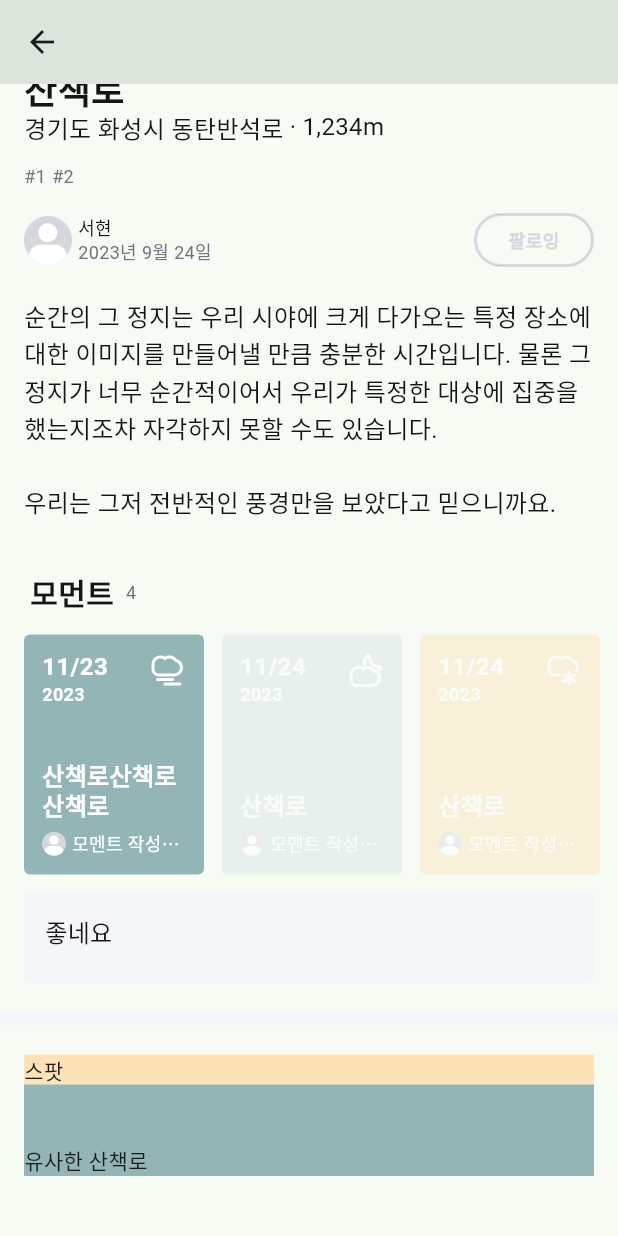
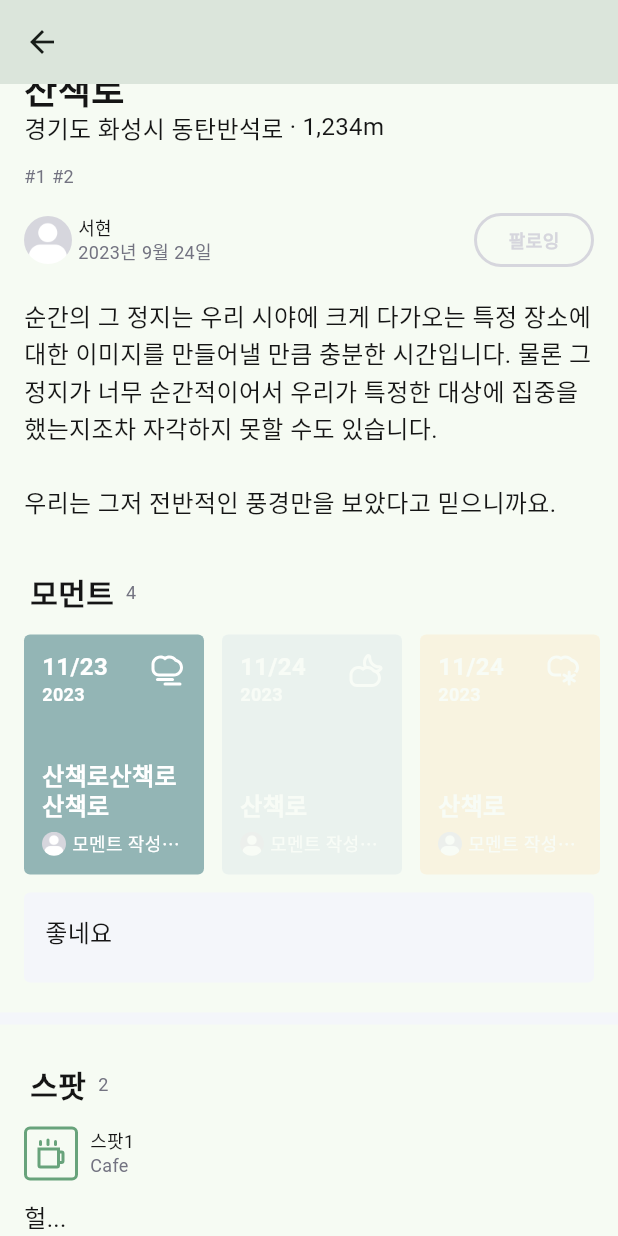
Before and after one commit to Naemansan/naemansan-hybird, a Flutter app: the TrailDetailScreen screen opened directly, scrolled down 211 dp, on a phone screen of 412 x 824 dp. Run offline on Flutter 3.47's test engine with Material 2 defaults, Android fonts, the phone set to English and light mode, and no system bars; our stand-ins replace flutter_dotenv, flutter_native_splash, flutter_svg, geolocator, get; missing offline and left inert: naver_map_plugin; accounts and stored records are empty.

Commit message:
:sparkles: Feat: TrailDetail SpotList
스팟 리스트입니다...

```diff
--- /dev/null
+++ b/lib/models/spot_model.dart
@@ -0,0 +1,11 @@
+class SpotModel {
+  final String name;
+  final String category;
+
+  // ignore: prefer_typing_uninitialized_variables
+  final thumbnail;
+
+  final String content;
+
+  SpotModel(this.name, this.category, this.thumbnail, this.content);
+}
--- a/lib/models/trail_detail_model.dart
+++ b/lib/models/trail_detail_model.dart
@@ -1,4 +1,5 @@
 import 'package:naemansan/models/moment_model.dart';
+import 'package:naemansan/models/spot_model.dart';
 
 class TrailDetailModel {
   final String name;
@@ -13,6 +14,9 @@ class TrailDetailModel {
   final String date;
 
   final List<MomentModel> momnetList;
+
+  final List<SpotModel> spotList;
+
   TrailDetailModel(this.name, this.location, this.distance, this.tags,
-      this.description, this.writer, this.date, this.momnetList);
+      this.description, this.writer, this.date, this.momnetList, this.spotList);
 }
--- a/lib/screens/trailDetail/trail_detail_screen.dart
+++ b/lib/screens/trailDetail/trail_detail_screen.dart
@@ -69,10 +69,12 @@ class TrailDetailScreen extends StatelessWidget {
                 ), //구분선
 
                 Container(
-                  padding: const EdgeInsets.fromLTRB(16, 20, 16, 40),
+                  padding: const EdgeInsets.fromLTRB(16, 0, 16, 40),
                   width: double.infinity,
                   child: Column(children: [
-                    TrailDetailSpotList(),
+                    TrailDetailSpotList(
+                      spotList: viewModel.trailDetailInfo.spotList,
+                    ),
                     TrailDetailSimilarTrail()
                   ]),
                 )
--- a/lib/viewModel/trail_detail_view_model.dart
+++ b/lib/viewModel/trail_detail_view_model.dart
@@ -1,5 +1,6 @@
 import 'package:get/get.dart';
 import 'package:naemansan/models/moment_model.dart';
+import 'package:naemansan/models/spot_model.dart';
 import 'package:naemansan/models/trail_detail_model.dart';
 
 class TrailDetailViewModel extends GetxController {
@@ -28,6 +29,10 @@ class TrailDetailViewModel extends GetxController {
               "좋네요... 그만하고싶다."),
           MomentModel("11/24", "2023", "Rain", "Com", "산책로", "모멘트 작성자 2",
               "좋네요... 그만하고싶다좋네요... 그만하고싶다좋네요... 그만하고싶다좋네요... 그만하고싶다좋네요... 그만하고싶다좋네요... 그만하고싶다좋네요... 그만하고싶다."),
+        ],
+        [
+          SpotModel("스팟1", "Cafe", null, "헐..."),
+          SpotModel("스팟2", "Nature", "1", "헐...")
         ]);
   }
   TrailDetailModel get trailDetailInfo => _trailDetailInfo;
--- /dev/null
+++ b/lib/widget/spot/spot_card.dart
@@ -0,0 +1,91 @@
+import 'package:flutter/material.dart';
+import 'package:flutter_svg/svg.dart';
+import 'package:naemansan/models/spot_model.dart';
+import 'package:naemansan/utilities/style/color_styles.dart';
+import 'package:naemansan/utilities/style/font_styles.dart';
+
+class SpotCard extends StatefulWidget {
+  final SpotModel spotInfo;
+  const SpotCard({super.key, required this.spotInfo});
+
+  @override
+  State<SpotCard> createState() => _SpotCardState();
+}
+
+class _SpotCardState extends State<SpotCard> {
+  @override
+  Widget build(BuildContext context) {
+    return Column(children: [
+      SizedBox(
+        width: double.infinity,
+        child: Column(crossAxisAlignment: CrossAxisAlignment.start, children: [
+          //타이틀
+          Container(
+            margin: const EdgeInsets.only(bottom: 12),
+            child: Row(
+              children: [
+                //아이콘
+                Container(
+                  decoration: BoxDecoration(
+                      borderRadius: BorderRadius.circular(4),
+                      border: Border.all(
+                        color: ColorStyles.main1,
+                        width: 2,
+                      )),
+                  padding: const EdgeInsets.all(4),
+                  margin: const EdgeInsets.only(right: 8),
+                  child: SvgPicture.asset(
+                    'assets/icons/spot${widget.spotInfo.category}.svg',
+                    height: 24,
+                    colorFilter: const ColorFilter.mode(
+                        ColorStyles.main1, BlendMode.srcATop),
+                  ),
+                ), //아이콘
+
+                Column(
+                  crossAxisAlignment: CrossAxisAlignment.start,
+                  children: [
+                    Text(
+                      widget.spotInfo.name,
+                      style: FontStyles.regular12
+                          .copyWith(color: ColorStyles.black),
+                    ),
+                    Text(
+                      widget.spotInfo.category,
+                      style: FontStyles.regular12
+                          .copyWith(color: ColorStyles.gray3),
+                    ),
+                  ],
+                )
+              ],
+            ),
+          ),
+          //타이틀
+
+          //썸네일
+          Visibility(
+            visible: widget.spotInfo.thumbnail != null,
+            child: Container(
+              margin: const EdgeInsets.only(bottom: 12),
+              decoration: BoxDecoration(
+                color: ColorStyles.gray2,
+                borderRadius: BorderRadius.circular(4),
+              ),
+              width: double.infinity,
+              height: 200,
+            ),
+          ),
+
+          //썸네일
+
+          //내용
+          Text(
+            widget.spotInfo.content,
+            style: FontStyles.regular16.copyWith(color: ColorStyles.black),
+          ),
+          //내용
+        ]),
+      )
+    ]);
+  }
+}
--- a/lib/widget/trail/trailDetail/trail_detail_moment_list.dart
+++ b/lib/widget/trail/trailDetail/trail_detail_moment_list.dart
@@ -65,7 +65,7 @@ class _TrailDetailMomentListState extends State<TrailDetailMomentList> {
                             });
                           },
                           child: Opacity(
-                            opacity: currentMoment == element.key ? 1 : 0.4,
+                            opacity: currentMoment == element.key ? 1 : 0.3,
                             child: MomentCard(
                               momentInfo: element.value,
                             ),
--- a/lib/widget/trail/trailDetail/trail_detail_spot_list.dart
+++ b/lib/widget/trail/trailDetail/trail_detail_spot_list.dart
@@ -1,15 +1,58 @@
 import 'package:flutter/material.dart';
+import 'package:naemansan/models/spot_model.dart';
+
 import 'package:naemansan/utilities/style/color_styles.dart';
+import 'package:naemansan/utilities/style/font_styles.dart';
+import 'package:naemansan/widget/spot/spot_card.dart';
 
-class TrailDetailSpotList extends StatelessWidget {
-  const TrailDetailSpotList({super.key});
+class TrailDetailSpotList extends StatefulWidget {
+  final List<SpotModel> spotList;
+  const TrailDetailSpotList({super.key, required this.spotList});
 
+  @override
+  State<TrailDetailSpotList> createState() => _TrailDetailSpotListState();
+}
+
+class _TrailDetailSpotListState extends State<TrailDetailSpotList> {
   @override
   Widget build(BuildContext context) {
     return Container(
       width: double.infinity,
-      color: ColorStyles.emotionJoy,
-      child: Text("스팟"),
+      padding: const EdgeInsets.only(top: 24),
+      child: Column(
+        crossAxisAlignment: CrossAxisAlignment.start,
+        children: [
+          // 타이틀
+          Container(
+            padding: const EdgeInsets.fromLTRB(4, 4, 4, 16),
+            child: Row(
+              children: [
+                Text(
+                  "스팟",
+                  style:
+                      FontStyles.semiBold20.copyWith(color: ColorStyles.black),
+                ),
+                const SizedBox(
+                  width: 8,
+                ),
+                Text(
+                  widget.spotList.length.toString(),
+                  style:
+                      FontStyles.regular12.copyWith(color: ColorStyles.gray3),
+                ),
+              ],
+            ),
+          ),
+          // 타이틀
+
+          Wrap(
+            runSpacing: 32,
+            children: widget.spotList.map((element) {
+              return SpotCard(spotInfo: element);
+            }).toList(),
+          ),
+        ],
+      ),
     );
   }
 }
```
Also changed, not shown: assets/icons/spotAccom.svg (added), assets/icons/spotBar.svg (added), assets/icons/spotCafe.svg (added), assets/icons/spotFood.svg (added), assets/icons/spotNature.svg (added), assets/icons/spotPlace.svg (added), assets/icons/spotShop.svg (added).
